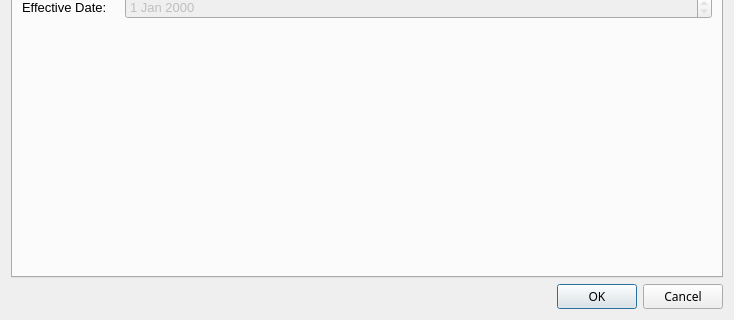
Old version of the form restrictionLineDetails_dialog_base2.ui in the repository tlh22/TOMs; both pictures show x 0 to 734 and y 211 to 531 of the 734 by 531 pixel window.
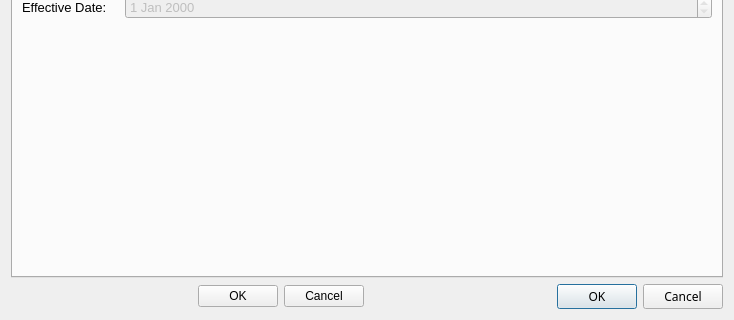
New version of the form.

```diff
--- a/restrictionLineDetails_dialog_base2.ui
+++ b/restrictionLineDetails_dialog_base2.ui
@@ -601,7 +601,7 @@
     </widget>
    </item>
    <item row="2" column="1">
-    <widget class="QDialogButtonBox" name="button_box">
+    <widget class="QDialogButtonBox" name="button_box_old">
      <property name="font">
       <font>
        <family>Sans Serif</family>
@@ -615,6 +615,13 @@
      </property>
     </widget>
    </item>
+   <item row="2" column="0">
+    <widget class="QDialogButtonBox" name="button_box">
+     <property name="standardButtons">
+      <set>QDialogButtonBox::Cancel|QDialogButtonBox::Ok</set>
+     </property>
+    </widget>
+   </item>
   </layout>
  </widget>
  <resources/>
```
Left out of the diff: 4 changed lines with no effect on the pictures.
